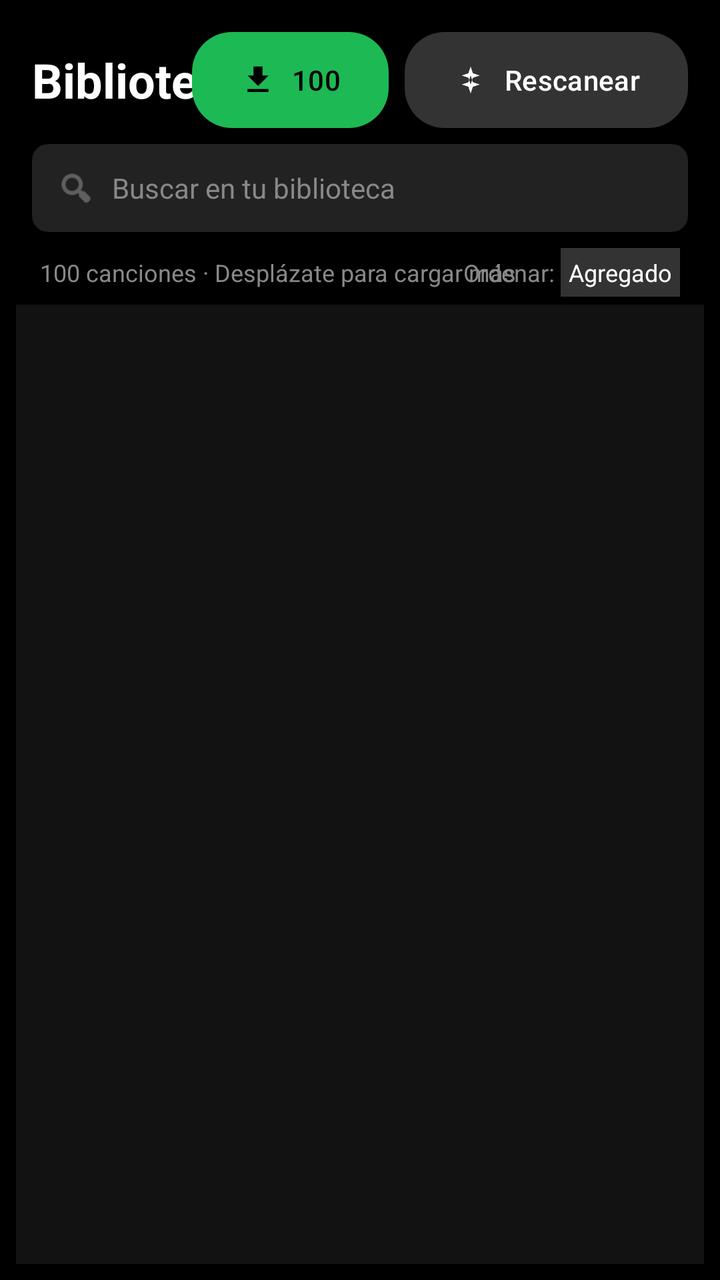
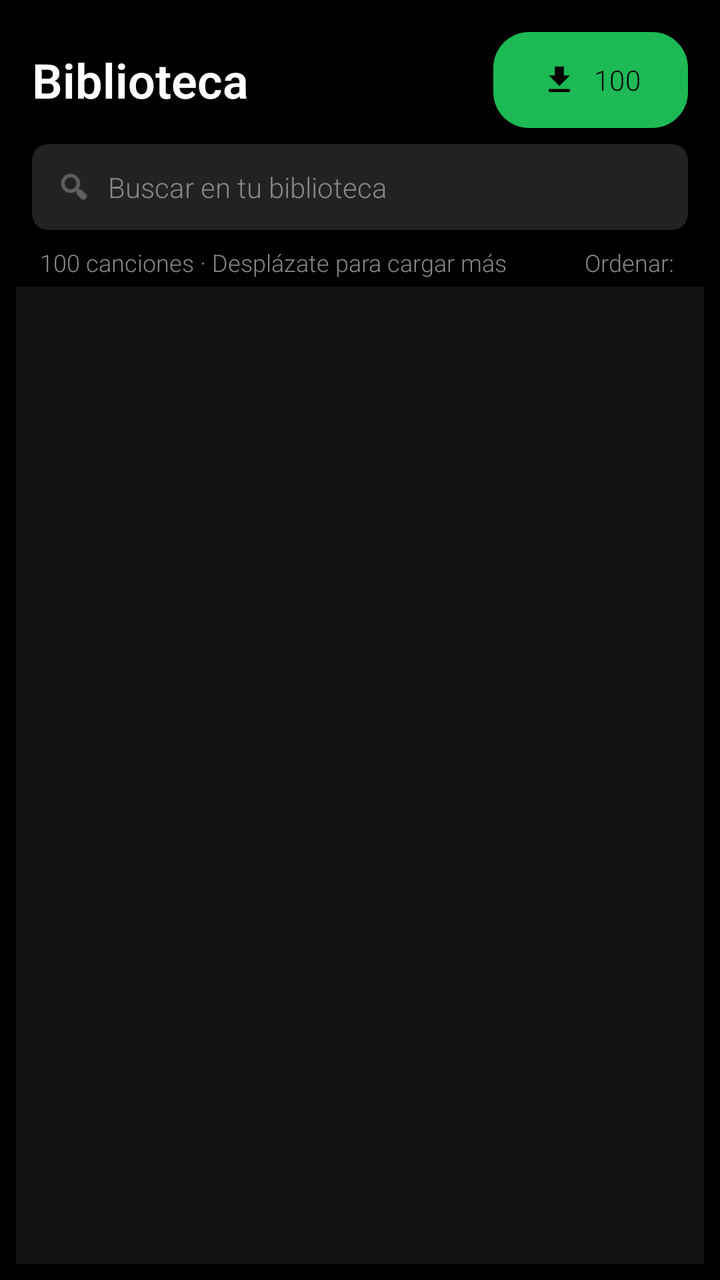

Before-and-after screenshots of an Android layout around one commit, followed by the original layout XML and the change that was made.
<!-- AndroidManifest.xml: application theme Theme.Localfly -->
<!-- res/layout/fragment_library.xml -->
<?xml version="1.0" encoding="utf-8"?>
<LinearLayout xmlns:android="http://schemas.android.com/apk/res/android"
    xmlns:app="http://schemas.android.com/apk/res-auto"
    android:layout_width="match_parent"
    android:layout_height="match_parent"
    android:orientation="vertical"
    android:background="#000000"
    android:padding="8dp">

    
    <RelativeLayout
        android:layout_width="match_parent"
        android:layout_height="wrap_content"
        android:paddingHorizontal="8dp"
        android:layout_marginTop="8dp">

        <TextView
            android:id="@+id/tvLibraryTitle"
            android:layout_width="wrap_content"
            android:layout_height="wrap_content"
            android:text="Biblioteca"
            android:textColor="#FFFFFF"
            android:textSize="24sp"
            android:textStyle="bold"
            android:layout_centerVertical="true" />

        <LinearLayout
            android:layout_width="wrap_content"
            android:layout_height="wrap_content"
            android:layout_alignParentEnd="true"
            android:orientation="horizontal">

            <com.google.android.material.button.MaterialButton
                android:id="@+id/btnDownloadAll"
                android:layout_width="wrap_content"
                android:layout_height="wrap_content"
                android:text="100"
                android:textColor="#000000"
                app:icon="@drawable/ic_download"
                app:iconTint="#000000"
                app:backgroundTint="#1DB954"
                android:insetTop="0dp"
                android:insetBottom="0dp"
                app:cornerRadius="20dp"
                android:textAllCaps="false" />

            <com.google.android.material.button.MaterialButton
                android:id="@+id/btnRescan"
                android:layout_width="wrap_content"
                android:layout_height="wrap_content"
                android:layout_marginStart="8dp"
                android:text="Rescanear"
                android:textColor="#FFFFFF"
                app:icon="@drawable/ic_sparkles"
                app:backgroundTint="#333333"
                android:insetTop="0dp"
                android:insetBottom="0dp"
                app:cornerRadius="20dp"
                android:textAllCaps="false" />

        </LinearLayout>
    </RelativeLayout>

    
    <androidx.cardview.widget.CardView
        android:layout_width="match_parent"
        android:layout_height="wrap_content"
        android:layout_margin="8dp"
        app:cardBackgroundColor="#222222"
        app:cardCornerRadius="8dp"
        app:cardElevation="0dp">

        <LinearLayout
            android:layout_width="match_parent"
            android:layout_height="wrap_content"
            android:orientation="horizontal"
            android:padding="12dp"
            android:gravity="center_vertical">

            <ImageView
                android:layout_width="20dp"
                android:layout_height="20dp"
                android:src="@android:drawable/ic_menu_search"
                app:tint="#888888" />

            <TextView
                android:layout_width="wrap_content"
                android:layout_height="wrap_content"
                android:layout_marginStart="8dp"
                android:text="Buscar en tu biblioteca"
                android:textColor="#888888"
                android:textSize="14sp" />
        </LinearLayout>
    </androidx.cardview.widget.CardView>

    
    <RelativeLayout
        android:layout_width="match_parent"
        android:layout_height="wrap_content"
        android:paddingHorizontal="12dp"
        android:layout_marginBottom="4dp">

        <TextView
            android:id="@+id/tvSongCountInfo"
            android:layout_width="wrap_content"
            android:layout_height="wrap_content"
            android:text="100 canciones · Desplázate para cargar más"
            android:textColor="#888888"
            android:textSize="12sp"
            android:layout_centerVertical="true" />

        <LinearLayout
            android:layout_width="wrap_content"
            android:layout_height="wrap_content"
            android:layout_alignParentEnd="true"
            android:gravity="center_vertical">

            <TextView
                android:layout_width="wrap_content"
                android:layout_height="wrap_content"
                android:text="Ordenar: "
                android:textColor="#888888"
                android:textSize="12sp" />

            <TextView
                android:layout_width="wrap_content"
                android:layout_height="wrap_content"
                android:text="Agregado"
                android:textColor="#FFFFFF"
                android:textSize="12sp"
                android:padding="4dp"
                android:background="#333333" />
        </LinearLayout>
    </RelativeLayout>

    <androidx.recyclerview.widget.RecyclerView
        android:id="@+id/rvLibrarySongs"
        android:layout_width="match_parent"
        android:layout_height="match_parent"
        android:padding="0dp"
        android:background="#121212" />

</LinearLayout>
<!-- resources referenced by this layout -->
<resources>
  <!-- drawable ic_download (drawable) -->
  <vector xmlns:android="http://schemas.android.com/apk/res/android"
      android:width="24dp"
      android:height="24dp"
      android:viewportWidth="24"
      android:viewportHeight="24">
      <path
          android:fillColor="#FFFFFF"
          android:pathData="M19,9h-4V3H9v6H5l7,7 7,-7zM5,18v2h14v-2H5z" />
  </vector>
  <!-- drawable ic_sparkles (drawable) -->
  <vector xmlns:android="http://schemas.android.com/apk/res/android"
      android:width="24dp"
      android:height="24dp"
      android:viewportWidth="24"
      android:viewportHeight="24">
      <path
          android:fillColor="@android:color/white"
          android:pathData="M12,3l-1.5,4.5L6,9l4.5,1.5L12,15l1.5,-4.5L18,9l-4.5,-1.5L12,3zM12,21l-1.5,-4.5L6,15l4.5,-1.5L12,9l1.5,4.5L18,15l-4.5,1.5L12,21z" />
  </vector>
  <style name="Theme.Localfly" parent="Base.Theme.Localfly" />
  <style name="Base.Theme.Localfly" parent="Theme.Material3.DayNight.NoActionBar">
          
          
      </style>
</resources>

<!-- the commit's change to res/layout/fragment_library.xml (unified diff, before → after) -->
@@ -41,22 +41,9 @@
                 app:backgroundTint="#1DB954"
                 android:insetTop="0dp"
                 android:insetBottom="0dp"
-                app:cornerRadius="20dp"
+                app:cornerRadius="18dp"
                 android:textAllCaps="false" />
 
-            <com.google.android.material.button.MaterialButton
-                android:id="@+id/btnRescan"
-                android:layout_width="wrap_content"
-                android:layout_height="wrap_content"
-                android:layout_marginStart="8dp"
-                android:text="Rescanear"
-                android:textColor="#FFFFFF"
-                app:icon="@drawable/ic_sparkles"
-                app:backgroundTint="#333333"
-                android:insetTop="0dp"
-                android:insetBottom="0dp"
-                app:cornerRadius="20dp"
-                android:textAllCaps="false" />
 
         </LinearLayout>
     </RelativeLayout>
@@ -78,18 +65,24 @@
             android:gravity="center_vertical">
 
             <ImageView
-                android:layout_width="20dp"
-                android:layout_height="20dp"
+                android:layout_width="18dp"
+                android:layout_height="18dp"
                 android:src="@android:drawable/ic_menu_search"
                 app:tint="#888888" />
 
-            <TextView
-                android:layout_width="wrap_content"
+            <EditText
+                android:id="@+id/etSearch"
+                android:layout_width="match_parent"
                 android:layout_height="wrap_content"
                 android:layout_marginStart="8dp"
-                android:text="Buscar en tu biblioteca"
-                android:textColor="#888888"
-                android:textSize="14sp" />
+                android:background="@null"
+                android:hint="Buscar en tu biblioteca"
+                android:textColor="#FFFFFF"
+                android:textColorHint="#888888"
+                android:textSize="14sp"
+                android:imeOptions="actionSearch"
+                android:inputType="text"
+                android:maxLines="1" />
         </LinearLayout>
     </androidx.cardview.widget.CardView>
 
@@ -122,14 +115,7 @@
                 android:textColor="#888888"
                 android:textSize="12sp" />
 
-            <TextView
-                android:layout_width="wrap_content"
-                android:layout_height="wrap_content"
-                android:text="Agregado"
-                android:textColor="#FFFFFF"
-                android:textSize="12sp"
-                android:padding="4dp"
-                android:background="#333333" />
+
         </LinearLayout>
     </RelativeLayout>
 
<!-- resource entries referenced after the edit -->
@@ -10,20 +10,11 @@
           android:fillColor="#FFFFFF"
           android:pathData="M19,9h-4V3H9v6H5l7,7 7,-7zM5,18v2h14v-2H5z" />
   </vector>
-  <!-- drawable ic_sparkles (drawable) -->
-  <vector xmlns:android="http://schemas.android.com/apk/res/android"
-      android:width="24dp"
-      android:height="24dp"
-      android:viewportWidth="24"
-      android:viewportHeight="24">
-      <path
-          android:fillColor="@android:color/white"
-          android:pathData="M12,3l-1.5,4.5L6,9l4.5,1.5L12,15l1.5,-4.5L18,9l-4.5,-1.5L12,3zM12,21l-1.5,-4.5L6,15l4.5,-1.5L12,9l1.5,4.5L18,15l-4.5,1.5L12,21z" />
-  </vector>
   <style name="Theme.Localfly" parent="Base.Theme.Localfly" />
   <style name="Base.Theme.Localfly" parent="Theme.Material3.DayNight.NoActionBar">
           
-          
+          <item name="android:fontFamily">sans-serif-light</item>
+          <item name="fontFamily">sans-serif-light</item>
       </style>
 </resources>
 
